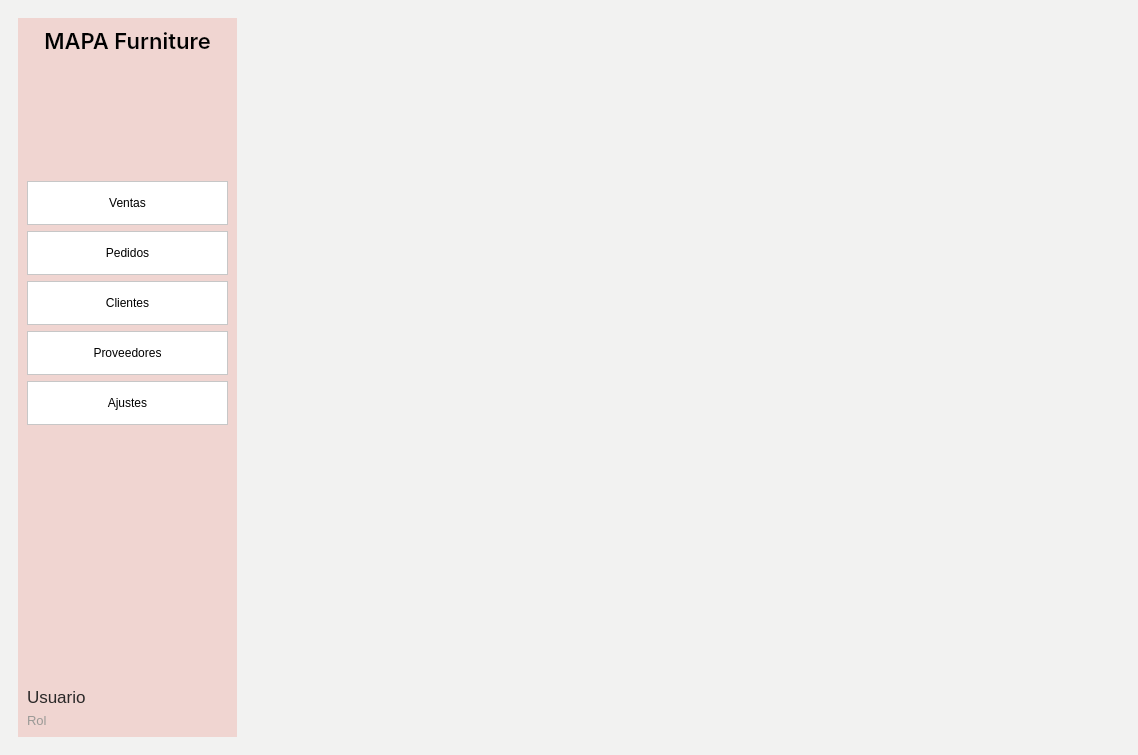
First picture: the form in Proyecto/Interfaces/Ui/Ventana_principal.ui, repository EdCenten0/MAPA-Python, before the edit.
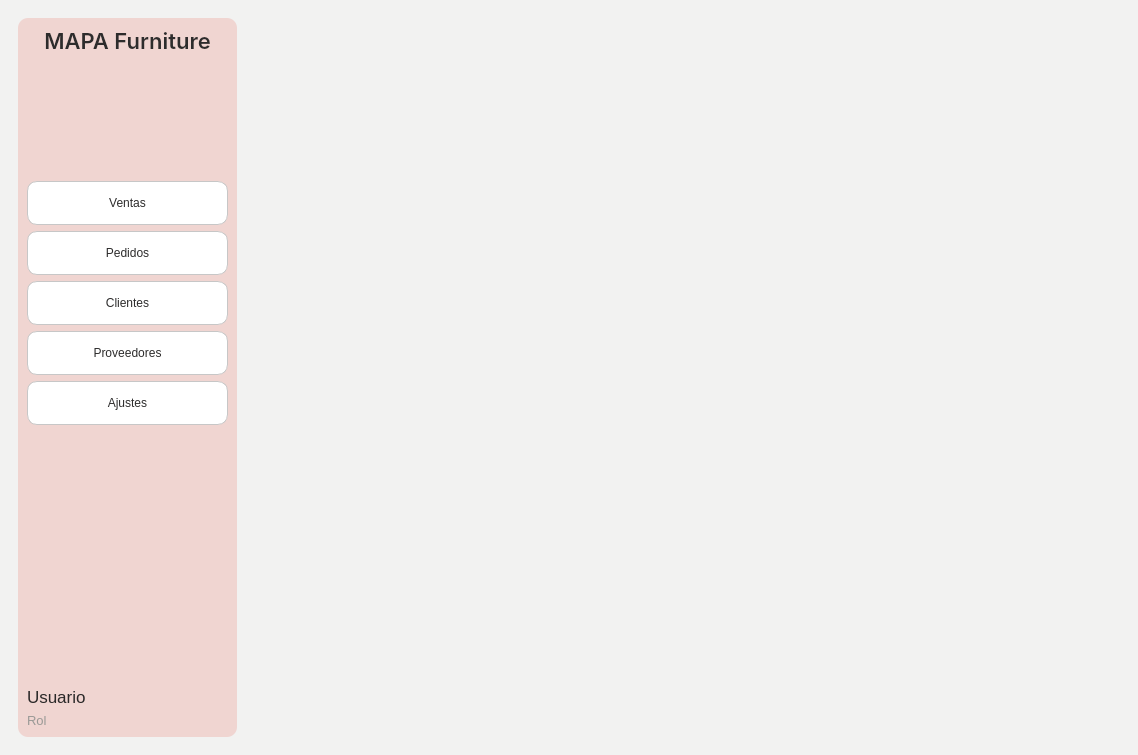
Second picture: the form after the edit. Icons and pictures are not drawn.

Commit message:
Se le agrego un border-radius a la ventana principal
Se me habia olvidado guardarlo en el qtdesigner xd

Patch:
```diff
--- a/Proyecto/Interfaces/Ui/Ventana_principal.ui
+++ b/Proyecto/Interfaces/Ui/Ventana_principal.ui
@@ -37,9 +37,8 @@
           <widget class="QFrame" name="frame_2">
            <property name="styleSheet">
             <string notr="true">background-color: rgb(240, 213, 209);
-
-
-</string>
+border-radius:10%;
+color: rgb(45, 44, 44);</string>
            </property>
            <property name="frameShape">
             <enum>QFrame::StyledPanel</enum>
```
The commit also changes 1 other file.
